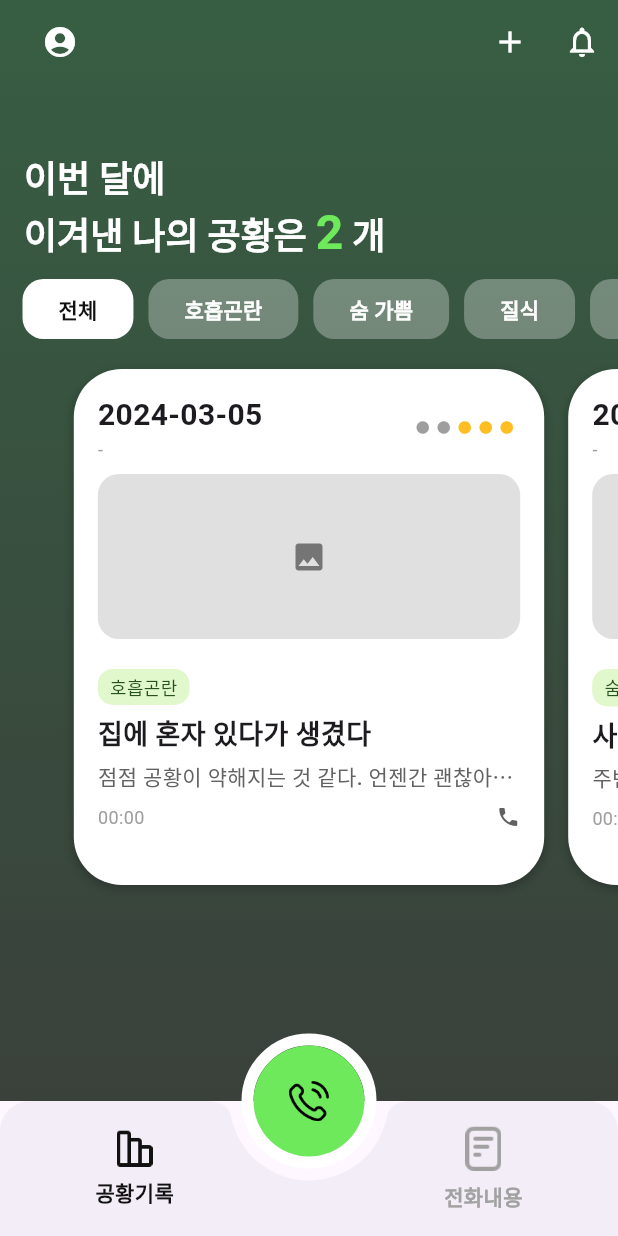
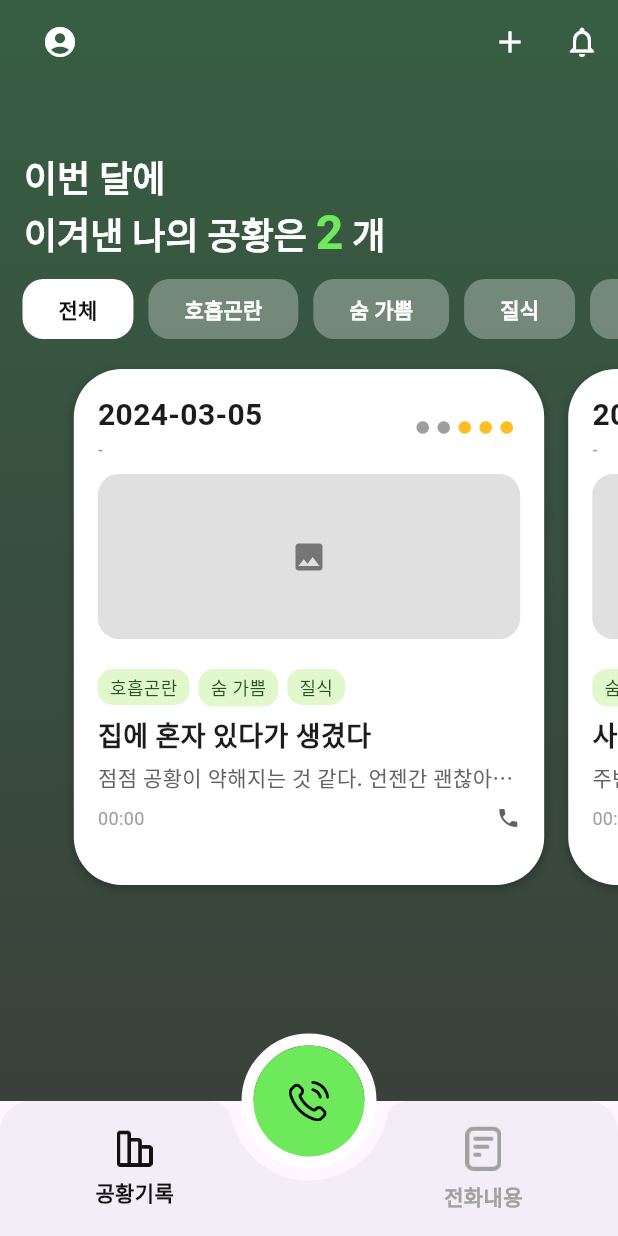
Before and after one commit to GDG-Solution/GDG-Front, a Flutter app: the screen it shows after launch, on a phone screen of 412 x 824 dp. Run offline on Flutter 3.47's test engine with Material 3 defaults, Android fonts, the phone set to English and light mode, and no system bars; our stand-ins replace speech_to_text; Roboto replaces fonts that are missing (Pretendard).

Commit message:
Feat: 카테고리 추가 및 분리

```diff
--- a/breath/assets/data/panic_records.json
+++ b/breath/assets/data/panic_records.json
@@ -5,7 +5,7 @@
     "counselId": "counsel_456",
     "date": "2024-03-05T05:00:00Z",
     "picture": [],
-    "category": ["호흡곤란"],
+    "category": ["호흡곤란", "숨 가쁨", "질식"],
     "score": 3,
     "title": "집에 혼자 있다가 생겼다",
     "content": "점점 공황이 약해지는 것 같다. 언젠간 괜찮아지겠지. 그래도 오늘은 생각보다 짧게 끝났다. 다행이다."
@@ -16,7 +16,7 @@
     "counselId": "counsel_789",
     "date": "2024-03-03T13:30:00Z",
     "picture": [],
-    "category": ["숨 가쁨"],
+    "category": ["숨 가쁨", "어지러움"],
     "score": 5,
     "title": "사람 많은 곳에서 불안",
     "content": "주변 소음이 커질수록 심박수가 올라감"
--- a/breath/lib/screens/home/components/panic_card.dart
+++ b/breath/lib/screens/home/components/panic_card.dart
@@ -84,20 +84,29 @@ class PanicCard extends StatelessWidget {
               SizedBox(height: 20),
 
               // 공황 유형 (예: 호흡곤란)
-              Container(
+              Wrap(
+                spacing: 6, // 카테고리 사이 간격
+                runSpacing: 4, // 줄바꿈 간격
+                children: category.split(', ').map((cat) {
+                  // 쉼표로 분할하여 리스트로 변환
+                  return Container(
                     padding: EdgeInsets.symmetric(horizontal: 8, vertical: 3.5),
                     decoration: BoxDecoration(
                       color: Color(0xffE1F8CC),
                       borderRadius: BorderRadius.circular(10),
                     ),
                     child: Text(
-                  category,
+                      cat.trim(), // 공백 제거 후 출력
                       style: TextStyle(
                         fontSize: 12,
                         fontWeight: FontWeight.w500,
-                      color: Color(0xff275220)),
+                        color: Color(0xff275220),
                       ),
                     ),
+                  );
+                }).toList(),
+              ),
+
               SizedBox(height: 6),
 
               // 제목
```
Lines whose indentation alone changed are shown as unchanged.
